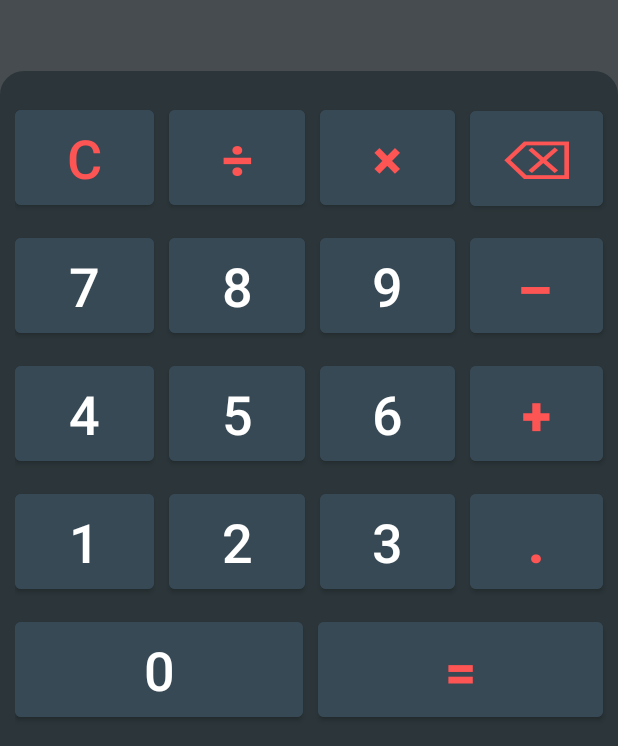
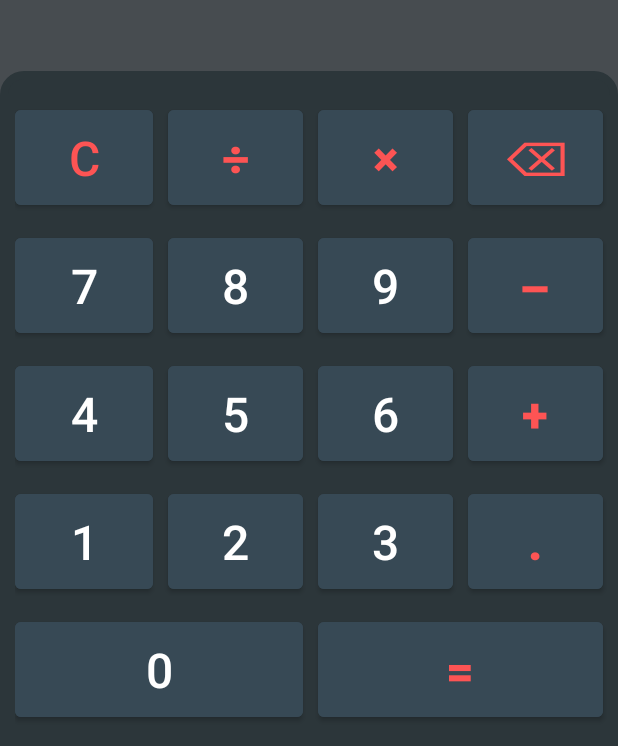
Before and after one commit to damianjasinski/AndroidCalc, an Android app: the SimpleCalcActivity screen opened directly, with no data from a screen before it, on a phone screen of 412 x 824 dp. Shown: the part 487-1233 px from the top of the screen. Run offline under Robolectric (Android 15) with nearby library versions, the phone set to English and light mode, and no system bars.

Commit message:
Adjust font size in simple calc (land)

```diff
--- a/app/src/main/res/layout-land/simple_calc_activity.xml
+++ b/app/src/main/res/layout-land/simple_calc_activity.xml
@@ -64,7 +64,7 @@
                 android:onClick="onClickBtn"
                 android:text="@string/clear"
                 android:textColor="#FD5454"
-                android:textSize="23sp"
+                android:textSize="24sp"
                 android:textStyle="bold" />
 
             <Button
@@ -79,7 +79,7 @@
                 android:onClick="onClickBtn"
                 android:text="@string/divide"
                 android:textColor="#FD5454"
-                android:textSize="23sp"
+                android:textSize="24sp"
                 android:textStyle="bold" />
 
             <Button
@@ -94,7 +94,7 @@
                 android:onClick="onClickBtn"
                 android:text="@string/mult"
                 android:textColor="#FD5454"
-                android:textSize="23sp"
+                android:textSize="24sp"
                 android:textStyle="bold" />
 
             <Button
@@ -111,7 +111,7 @@
                 android:textAllCaps="true"
                 android:textColor="#FD5454"
                 android:textScaleX="1.3"
-                android:textSize="23sp"
+                android:textSize="24sp"
                 android:textStyle="bold" />
 
         </TableRow>
@@ -133,7 +133,7 @@
                 android:onClick="onClickBtn"
                 android:text="@string/seven"
                 android:textColor="#FFFFFF"
-                android:textSize="23sp" />
+                android:textSize="24sp" />
 
             <Button
                 android:id="@+id/buttonEight"
@@ -147,7 +147,7 @@
                 android:onClick="onClickBtn"
                 android:text="@string/eight"
                 android:textColor="#FFFFFFFF"
-                android:textSize="23sp" />
+                android:textSize="24sp" />
 
             <Button
                 android:id="@+id/buttonNine"
@@ -161,7 +161,7 @@
                 android:onClick="onClickBtn"
                 android:text="@string/nine"
                 android:textColor="#FFFFFFFF"
-                android:textSize="23sp" />
+                android:textSize="24sp" />
 
             <Button
                 android:id="@+id/buttonMinus"
@@ -176,7 +176,7 @@
                 android:text="@string/minus"
                 android:textColor="#FD5454"
                 android:textScaleX="1.8"
-                android:textSize="23sp"
+                android:textSize="24sp"
                 android:textStyle="bold" />
 
         </TableRow>
@@ -198,7 +198,7 @@
                 android:onClick="onClickBtn"
                 android:text="@string/four"
                 android:textColor="#FFFFFFFF"
-                android:textSize="23sp" />
+                android:textSize="24sp" />
 
             <Button
                 android:id="@+id/buttonFive"
@@ -212,7 +212,7 @@
                 android:onClick="onClickBtn"
                 android:text="@string/five"
                 android:textColor="#FFFFFFFF"
-                android:textSize="23sp" />
+                android:textSize="24sp" />
 
             <Button
                 android:id="@+id/buttonSix"
@@ -226,7 +226,7 @@
                 android:onClick="onClickBtn"
                 android:text="@string/six"
                 android:textColor="#FFFFFFFF"
-                android:textSize="23sp" />
+                android:textSize="24sp" />
 
             <Button
                 android:id="@+id/buttonAdd"
@@ -240,7 +240,7 @@
                 android:onClick="onClickBtn"
                 android:text="@string/plus"
                 android:textColor="#FD5454"
-                android:textSize="23sp"
+                android:textSize="24sp"
                 android:textStyle="bold" />
 
         </TableRow>
@@ -262,7 +262,7 @@
                 android:onClick="onClickBtn"
                 android:text="@string/one"
                 android:textColor="#FFFFFFFF"
-                android:textSize="23sp" />
+                android:textSize="24sp" />
 
             <Button
                 android:id="@+id/buttonTwo"
@@ -276,7 +276,7 @@
                 android:onClick="onClickBtn"
                 android:text="@string/two"
                 android:textColor="#FFFFFFFF"
-                android:textSize="23sp" />
+                android:textSize="24sp" />
 
             <Button
                 android:id="@+id/buttonThree"
@@ -290,7 +290,7 @@
                 android:onClick="onClickBtn"
                 android:text="@string/three"
                 android:textColor="#FFFFFFFF"
-                android:textSize="23sp" />
+                android:textSize="24sp" />
 
             <Button
                 android:id="@+id/buttonComma"
@@ -304,7 +304,7 @@
                 android:onClick="onClickBtn"
                 android:text="@string/comma"
                 android:textColor="#FD5454"
-                android:textSize="23sp"
+                android:textSize="24sp"
                 android:textStyle="bold" />
 
         </TableRow>
@@ -328,7 +328,7 @@
                 android:onClick="onClickBtn"
                 android:text="@string/zero"
                 android:textColor="#FFFFFFFF"
-                android:textSize="23sp" />
+                android:textSize="24sp" />
 
             <Button
                 android:id="@+id/buttonEqual"
@@ -342,7 +342,7 @@
                 android:onClick="onClickBtn"
                 android:text="@string/equals"
                 android:textColor="#FD5454"
-                android:textSize="23sp"
+                android:textSize="24sp"
                 android:textStyle="bold" />
 
         </TableRow>
--- a/app/src/main/res/layout/simple_calc_activity.xml
+++ b/app/src/main/res/layout/simple_calc_activity.xml
@@ -91,7 +91,7 @@
                 android:onClick="onClickBtn"
                 android:text="@string/clear"
                 android:textColor="#FD5454"
-                android:textSize="36sp" />
+                android:textSize="32sp" />
 
             <Button
                 android:id="@+id/buttonCos"
@@ -108,7 +108,7 @@
                 android:onClick="onClickBtn"
                 android:text="@string/divide"
                 android:textColor="#FD5454"
-                android:textSize="36sp" />
+                android:textSize="32sp" />
 
             <Button
                 android:id="@+id/buttonTan"
@@ -125,7 +125,7 @@
                 android:onClick="onClickBtn"
                 android:text="@string/mult"
                 android:textColor="#FD5454"
-                android:textSize="36sp" />
+                android:textSize="32sp" />
 
             <Button
                 android:id="@+id/buttonPerc"
@@ -144,7 +144,7 @@
                 android:textAllCaps="true"
                 android:textColor="#FD5454"
                 android:textScaleX="1.2"
-                android:textSize="36sp"
+                android:textSize="32sp"
                 android:textStyle="bold" />
 
         </TableRow>
@@ -169,7 +169,7 @@
                 android:onClick="onClickBtn"
                 android:text="@string/seven"
                 android:textColor="#FFFFFF"
-                android:textSize="36sp" />
+                android:textSize="32sp" />
 
             <Button
                 android:id="@+id/buttonEight"
@@ -185,7 +185,7 @@
                 android:onClick="onClickBtn"
                 android:text="@string/eight"
                 android:textColor="#FFFFFFFF"
-                android:textSize="36sp" />
+                android:textSize="32sp" />
 
             <Button
                 android:id="@+id/buttonNine"
@@ -201,7 +201,7 @@
                 android:onClick="onClickBtn"
                 android:text="@string/nine"
                 android:textColor="#FFFFFFFF"
-                android:textSize="36sp" />
+                android:textSize="32sp" />
 
             <Button
                 android:id="@+id/buttonMinus"
@@ -219,7 +219,7 @@
                 android:text="@string/minus"
                 android:textColor="#FD5454"
                 android:textScaleX="1.8"
-                android:textSize="36sp" />
+                android:textSize="32sp" />
 
         </TableRow>
 
@@ -243,7 +243,7 @@
                 android:onClick="onClickBtn"
                 android:text="@string/four"
                 android:textColor="#FFFFFFFF"
-                android:textSize="36sp" />
+                android:textSize="32sp" />
 
             <Button
                 android:id="@+id/buttonFive"
@@ -259,7 +259,7 @@
                 android:onClick="onClickBtn"
                 android:text="@string/five"
                 android:textColor="#FFFFFFFF"
-                android:textSize="36sp" />
+                android:textSize="32sp" />
 
             <Button
                 android:id="@+id/buttonSix"
@@ -275,7 +275,7 @@
                 android:onClick="onClickBtn"
                 android:text="@string/six"
                 android:textColor="#FFFFFFFF"
-                android:textSize="36sp" />
+                android:textSize="32sp" />
 
             <Button
                 android:id="@+id/buttonAdd"
@@ -292,7 +292,7 @@
                 android:onClick="onClickBtn"
                 android:text="@string/plus"
                 android:textColor="#FD5454"
-                android:textSize="36sp" />
+                android:textSize="32sp" />
 
         </TableRow>
 
@@ -316,7 +316,7 @@
                 android:onClick="onClickBtn"
                 android:text="@string/one"
                 android:textColor="#FFFFFFFF"
-                android:textSize="36sp" />
+                android:textSize="32sp" />
 
             <Button
                 android:id="@+id/buttonTwo"
@@ -332,7 +332,7 @@
                 android:onClick="onClickBtn"
                 android:text="@string/two"
                 android:textColor="#FFFFFFFF"
-                android:textSize="36sp" />
+                android:textSize="32sp" />
 
             <Button
                 android:id="@+id/buttonThree"
@@ -348,7 +348,7 @@
                 android:onClick="onClickBtn"
                 android:text="@string/three"
                 android:textColor="#FFFFFFFF"
-                android:textSize="36sp" />
+                android:textSize="32sp" />
 
             <Button
                 android:id="@+id/buttonComma"
@@ -365,7 +365,7 @@
                 android:onClick="onClickBtn"
                 android:text="@string/comma"
                 android:textColor="#FD5454"
-                android:textSize="36sp" />
+                android:textSize="32sp" />
 
         </TableRow>
 
@@ -390,7 +390,7 @@
                 android:onClick="onClickBtn"
                 android:text="@string/zero"
                 android:textColor="#FFFFFFFF"
-                android:textSize="36sp" />
+                android:textSize="32sp" />
 
             <Button
                 android:id="@+id/buttonEqual"
@@ -407,7 +407,7 @@
                 android:onClick="onClickBtn"
                 android:text="@string/equals"
                 android:textColor="#FD5454"
-                android:textSize="36sp" />
+                android:textSize="32sp" />
 
         </TableRow>
 
```
Also changed, not shown: app/src/main/res/layout/activity_advanced_calc.xml (+28 -28 lines).
